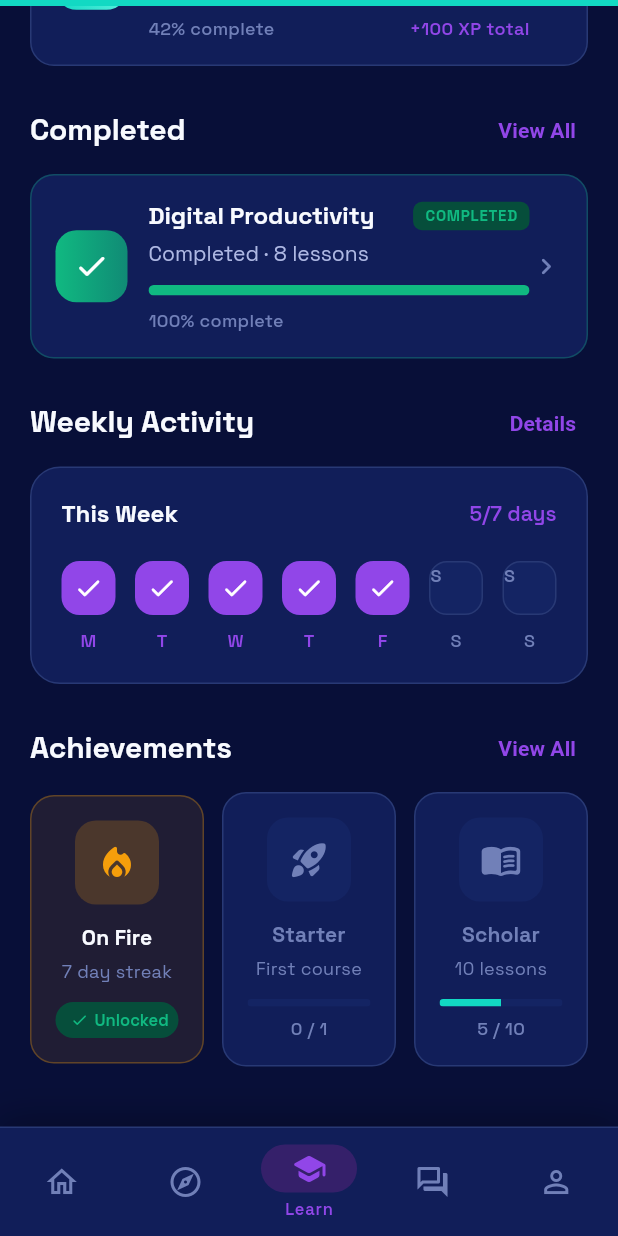
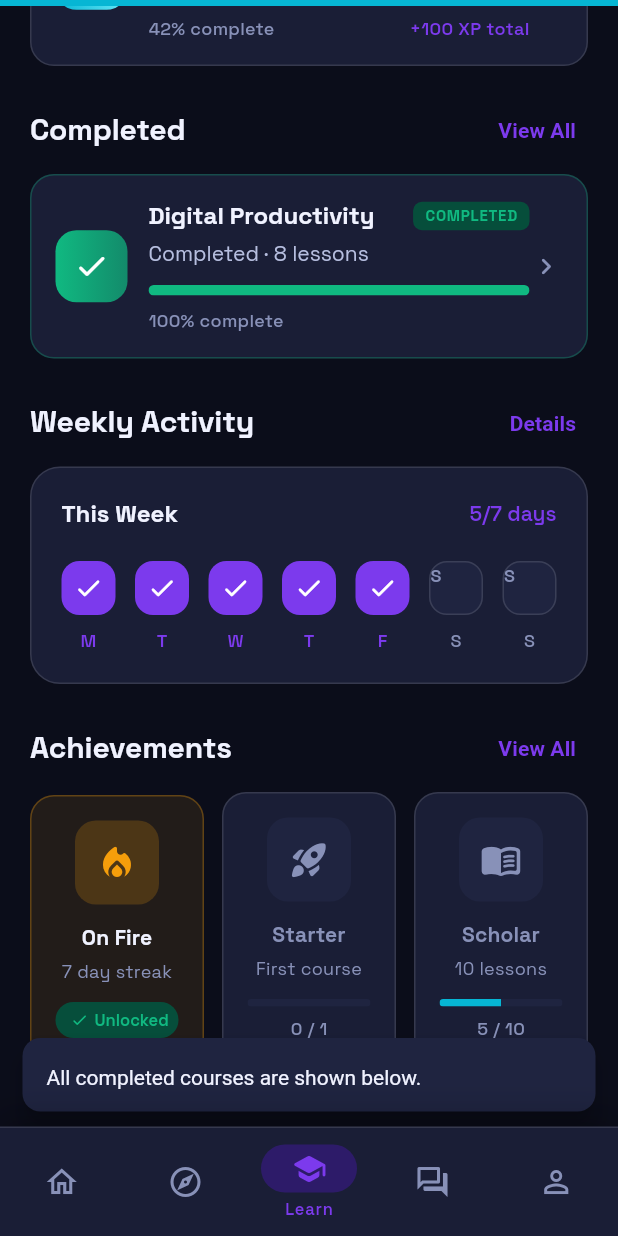
Before and after one commit to Nicookie19/BrainBox_MobileApp, a Flutter app: the screen it shows after launch, item 3 of the bottom bar chosen, scrolled down 445 dp, after a tap on "View All", on a phone screen of 412 x 824 dp. Run offline on Flutter 3.47's test engine with Material 3 defaults, Android fonts, the light colour scheme and no system bars; drawn by our look-alikes of flutter_animate; our stand-ins replace go_router, shared_preferences, supabase_flutter; accounts and stored records are empty.

Commit message:
Update app colors, main, learning screen, profile screen, and community post widget

```diff
--- /dev/null
+++ b/devtools_options.yaml
@@ -0,0 +1,3 @@
+description: This file stores settings for Dart & Flutter DevTools.
+documentation: https://docs.flutter.dev/tools/devtools/extensions#configure-extension-enablement-states
+extensions:
--- a/lib/core/constants/app_colors.dart
+++ b/lib/core/constants/app_colors.dart
@@ -3,22 +3,22 @@ import 'package:flutter/material.dart';
 class AppColors {
   // BrainBox design system: deep navy surfaces with violet content and teal
   // navigation accents, derived from the supplied mobile designs.
-  static const Color bgPrimary = Color(0xFF080F38);
-  static const Color bgSecondary = Color(0xFF0C174A);
-  static const Color bgTertiary = Color(0xFF142463);
-  static const Color bgCard = Color(0xFF111E59);
-  static const Color bgCardHover = Color(0xFF18296C);
+  static const Color bgPrimary = Color(0xFF0B0D1A);
+  static const Color bgSecondary = Color(0xFF13162B);
+  static const Color bgTertiary = Color(0xFF1F2440);
+  static const Color bgCard = Color(0xFF1A1E36);
+  static const Color bgCardHover = Color(0xFF252B4A);
 
   // Accent colors (Brilliant uses purple/blue as primary)
-  static const Color accentPrimary = Color(0xFF9146E8);
-  static const Color accentPrimaryLight = Color(0xFFB67AF6);
-  static const Color accentPrimaryDark = Color(0xFF6D2EBB);
-  static const Color accentPrimarySoft = Color(0xFF35206A);
+  static const Color accentPrimary = Color(0xFF7C3AED);
+  static const Color accentPrimaryLight = Color(0xFF9D5FF8);
+  static const Color accentPrimaryDark = Color(0xFF5B21B6);
+  static const Color accentPrimarySoft = Color(0xFF2D1B69);
 
-  static const Color accentSecondary = Color(0xFF12D9C3);
-  static const Color accentSecondaryLight = Color(0xFF57F0DE);
-  static const Color accentSecondaryDark = Color(0xFF0AA894);
-  static const Color accentSecondarySoft = Color(0xFF123F5C);
+  static const Color accentSecondary = Color(0xFF06B6D4);
+  static const Color accentSecondaryLight = Color(0xFF67E8F9);
+  static const Color accentSecondaryDark = Color(0xFF0891B2);
+  static const Color accentSecondarySoft = Color(0xFF0C3345);
 
   static const Color accentSuccess = Color(0xFF10B981);
   static const Color accentSuccessLight = Color(0xFF34D399);
@@ -30,15 +30,15 @@ class AppColors {
   static const Color accentErrorSoft = Color(0xFF7F1D1D);
 
   // Text colors
-  static const Color textPrimary = Color(0xFFF8FAFF);
-  static const Color textSecondary = Color(0xFFAEB8E3);
-  static const Color textMuted = Color(0xFF7180B8);
-  static const Color textOnAccent = Color(0xFF081039);
+  static const Color textPrimary = Color(0xFFF0F2FF);
+  static const Color textSecondary = Color(0xFFB6BEDF);
+  static const Color textMuted = Color(0xFF8891B8);
+  static const Color textOnAccent = Color(0xFFFFFFFF);
 
   // Border
-  static const Color borderDefault = Color(0xFF283975);
-  static const Color borderMuted = Color(0xFF17245A);
-  static const Color borderAccent = Color(0xFF9146E8);
+  static const Color borderDefault = Color(0x1FFFFFFF);
+  static const Color borderMuted = Color(0x12FFFFFF);
+  static const Color borderAccent = Color(0xFF7C3AED);
 
   // Legacy aliases for migration
   static const Color aquaBlue = accentSecondary;
--- a/lib/main.dart
+++ b/lib/main.dart
@@ -1,24 +1,25 @@
 import 'package:flutter/material.dart';
+import 'package:go_router/go_router.dart';
 import 'package:provider/provider.dart';
-import 'package:go_router/go_router.dart';
 
+import 'core/constants/app_colors.dart';
 import 'core/theme/app_theme.dart';
+import 'data/repositories/course_repository.dart';
 import 'data/services/storage_service.dart';
 import 'data/services/supabase_service.dart';
+import 'presentation/providers/app_provider.dart';
 import 'presentation/screens/auth_screen.dart';
-import 'data/repositories/course_repository.dart';
+import 'presentation/screens/bookmarks_screen.dart';
+import 'presentation/screens/community_screen.dart';
+import 'presentation/screens/course_detail_screen.dart';
+import 'presentation/screens/daily_challenge_screen.dart';
+import 'presentation/screens/explore_screen.dart';
 import 'presentation/screens/home_screen.dart';
-import 'presentation/screens/explore_screen.dart';
 import 'presentation/screens/learning_screen.dart';
-import 'presentation/screens/community_screen.dart';
+import 'presentation/screens/lesson_screen.dart';
 import 'presentation/screens/profile_screen.dart';
-import 'presentation/screens/lesson_screen.dart';
-import 'presentation/screens/daily_challenge_screen.dart';
-import 'presentation/screens/course_detail_screen.dart';
 import 'presentation/screens/settings_screen.dart';
-import 'presentation/screens/bookmarks_screen.dart';
 import 'presentation/widgets/app_shell.dart';
-import 'presentation/providers/app_provider.dart';
 
 Future<void> main() async {
   WidgetsFlutterBinding.ensureInitialized();
@@ -39,7 +40,45 @@ class BrainBoxApp extends StatelessWidget {
       debugShowCheckedModeBanner: false,
       theme: AppTheme.darkTheme,
       routerConfig: _router,
+      builder: (context, child) =>
+          _MobileAppFrame(child: child ?? const SizedBox.shrink()),
     ),
+  );
+}
+
+/// Keeps the web and desktop previews faithful to the phone-first product.
+/// On actual phones the app remains full screen; wider viewports receive a
+/// centered handset canvas instead of a stretched tablet/desktop layout.
+class _MobileAppFrame extends StatelessWidget {
+  const _MobileAppFrame({required this.child});
+
+  final Widget child;
+
+  @override
+  Widget build(BuildContext context) => LayoutBuilder(
+    builder: (context, constraints) {
+      if (constraints.maxWidth <= 600) return child;
+      return ColoredBox(
+        color: AppColors.bgPrimary,
+        child: Center(
+          child: ConstrainedBox(
+            constraints: const BoxConstraints(maxWidth: 430, maxHeight: 900),
+            child: DecoratedBox(
+              decoration: BoxDecoration(
+                color: AppColors.bgPrimary,
+                borderRadius: BorderRadius.circular(32),
+                border: Border.all(color: AppColors.borderDefault),
+                boxShadow: AppShadows.cardElevated,
+              ),
+              child: ClipRRect(
+                borderRadius: BorderRadius.circular(32),
+                child: child,
+              ),
+            ),
+          ),
+        ),
+      );
+    },
   );
 }
 
--- a/lib/presentation/screens/learning_screen.dart
+++ b/lib/presentation/screens/learning_screen.dart
@@ -38,7 +38,14 @@ class LearningScreen extends StatelessWidget {
                     SectionHeading(
                       title: 'In Progress',
                       action: 'Sort',
-                      onPressed: () {},
+                      onPressed: () =>
+                          ScaffoldMessenger.of(context).showSnackBar(
+                            const SnackBar(
+                              content: Text(
+                                'Courses are sorted by your progress.',
+                              ),
+                            ),
+                          ),
                     ),
                     const SizedBox(height: 16),
                     _buildInProgressCourses(context, provider),
@@ -46,7 +53,14 @@ class LearningScreen extends StatelessWidget {
                     SectionHeading(
                       title: 'Completed',
                       action: 'View All',
-                      onPressed: () {},
+                      onPressed: () =>
+                          ScaffoldMessenger.of(context).showSnackBar(
+                            const SnackBar(
+                              content: Text(
+                                'All completed courses are shown below.',
+                              ),
+                            ),
+                          ),
                     ),
                     const SizedBox(height: 16),
                     _buildCompletedCourses(context),
@@ -54,7 +68,14 @@ class LearningScreen extends StatelessWidget {
                     SectionHeading(
                       title: 'Weekly Activity',
                       action: 'Details',
-                      onPressed: () {},
+                      onPressed: () =>
+                          ScaffoldMessenger.of(context).showSnackBar(
+                            const SnackBar(
+                              content: Text(
+                                'Weekly activity details are coming soon.',
+                              ),
+                            ),
+                          ),
                     ),
                     const SizedBox(height: 16),
                     const WeekActivity(),
@@ -92,9 +113,9 @@ class LearningScreen extends StatelessWidget {
         const SizedBox(height: 8),
         Text(
           'BrainBox remembers the ideas you\'ve started',
-          style: Theme.of(context).textTheme.bodyLarge?.copyWith(
-            color: AppColors.textSecondary,
-          ),
+          style: Theme.of(
+            context,
+          ).textTheme.bodyLarge?.copyWith(color: AppColors.textSecondary),
         ),
       ],
     ).animate().fadeIn().slideY(begin: 0.2, end: 0);
@@ -143,7 +164,9 @@ class LearningScreen extends StatelessWidget {
 
   Widget _buildInProgressCourses(BuildContext context, AppProvider provider) {
     final enrolledCourses = provider.courses
-        .where((c) => provider.profile?.enrolledCourseIds.contains(c.id) ?? false)
+        .where(
+          (c) => provider.profile?.enrolledCourseIds.contains(c.id) ?? false,
+        )
         .toList();
 
     if (enrolledCourses.isEmpty) {
@@ -155,10 +178,13 @@ class LearningScreen extends StatelessWidget {
         final index = entry.key;
         final course = entry.value;
         return LearningCourseTile(
-          course: course,
-          progress: _getCourseProgress(course.id),
-          onTap: () => context.go('/lesson/${course.id}'),
-        ).animate().fadeIn(delay: (300 + index * 100).ms).slideY(begin: 0.2, end: 0);
+              course: course,
+              progress: _getCourseProgress(course.id),
+              onTap: () => context.go('/lesson/${course.id}'),
+            )
+            .animate()
+            .fadeIn(delay: (300 + index * 100).ms)
+            .slideY(begin: 0.2, end: 0);
       }).toList(),
     );
   }
@@ -173,24 +199,20 @@ class LearningScreen extends StatelessWidget {
       ),
       child: Column(
         children: [
-          Icon(
-            Icons.school_outlined,
-            size: 48,
-            color: AppColors.textMuted,
-          ),
+          Icon(Icons.school_outlined, size: 48, color: AppColors.textMuted),
           const SizedBox(height: 12),
           Text(
             'No courses in progress',
-            style: Theme.of(context).textTheme.titleMedium?.copyWith(
-              fontWeight: FontWeight.w700,
-            ),
+            style: Theme.of(
+              context,
+            ).textTheme.titleMedium?.copyWith(fontWeight: FontWeight.w700),
           ),
           const SizedBox(height: 4),
           Text(
             'Start a course from Explore to see it here',
-            style: Theme.of(context).textTheme.bodyMedium?.copyWith(
-              color: AppColors.textSecondary,
-            ),
+            style: Theme.of(
+              context,
+            ).textTheme.bodyMedium?.copyWith(color: AppColors.textSecondary),
             textAlign: TextAlign.center,
           ),
         ],
@@ -223,7 +245,9 @@ class LearningScreen extends StatelessWidget {
         updatedAt: DateTime.now(),
       ),
       progress: 1.0,
-      onTap: () {},
+      onTap: () => ScaffoldMessenger.of(context).showSnackBar(
+        const SnackBar(content: Text('Course details are being prepared.')),
+      ),
       isCompleted: true,
     ).animate().fadeIn(delay: 400.ms).slideY(begin: 0.2, end: 0);
   }
@@ -314,11 +338,17 @@ class _LoadingSkeleton extends StatelessWidget {
                 const SizedBox(height: 16),
                 Row(
                   children: [
-                    Expanded(child: _skeletonBox(width: double.infinity, height: 80)),
+                    Expanded(
+                      child: _skeletonBox(width: double.infinity, height: 80),
+                    ),
                     const SizedBox(width: 12),
-                    Expanded(child: _skeletonBox(width: double.infinity, height: 80)),
+                    Expanded(
+                      child: _skeletonBox(width: double.infinity, height: 80),
+                    ),
                     const SizedBox(width: 12),
-                    Expanded(child: _skeletonBox(width: double.infinity, height: 80)),
+                    Expanded(
+                      child: _skeletonBox(width: double.infinity, height: 80),
+                    ),
                   ],
                 ),
               ],
```
Also changed, not shown: lib/presentation/screens/profile_screen.dart (+30 -11 lines), lib/presentation/widgets/community_post.dart (+36 -16 lines).
